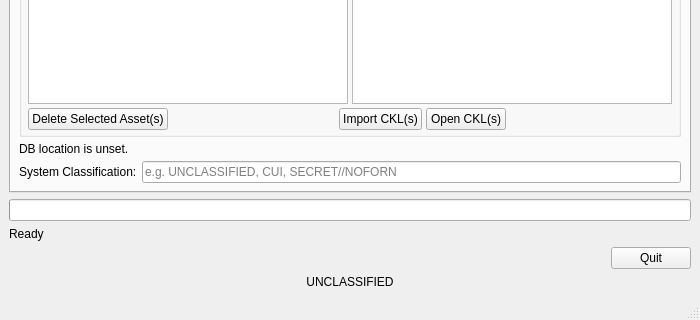
squinky86/STIGQter, file src/stigqter.ui: the form before one commit; both pictures show x 0 to 700 and y 560 to 880 of the 700 by 880 pixel window.
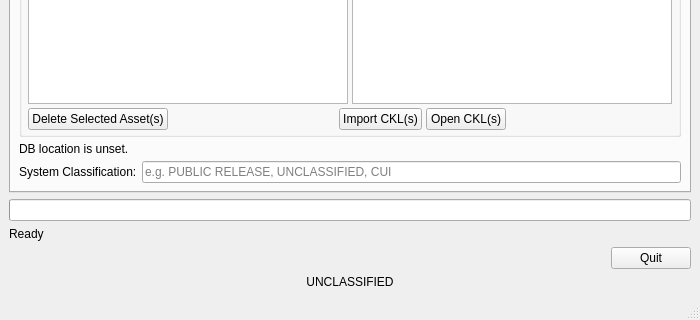
The form after the commit.

What changed in the file:
```diff
--- a/src/stigqter.ui
+++ b/src/stigqter.ui
@@ -516,7 +516,7 @@
              <string>Free-text classification marking applied to generated reports and shown at the top and bottom of the window.</string>
             </property>
             <property name="placeholderText">
-             <string>e.g. UNCLASSIFIED, CUI, SECRET//NOFORN</string>
+             <string>e.g. PUBLIC RELEASE, UNCLASSIFIED, CUI</string>
             </property>
            </widget>
           </item>
```
